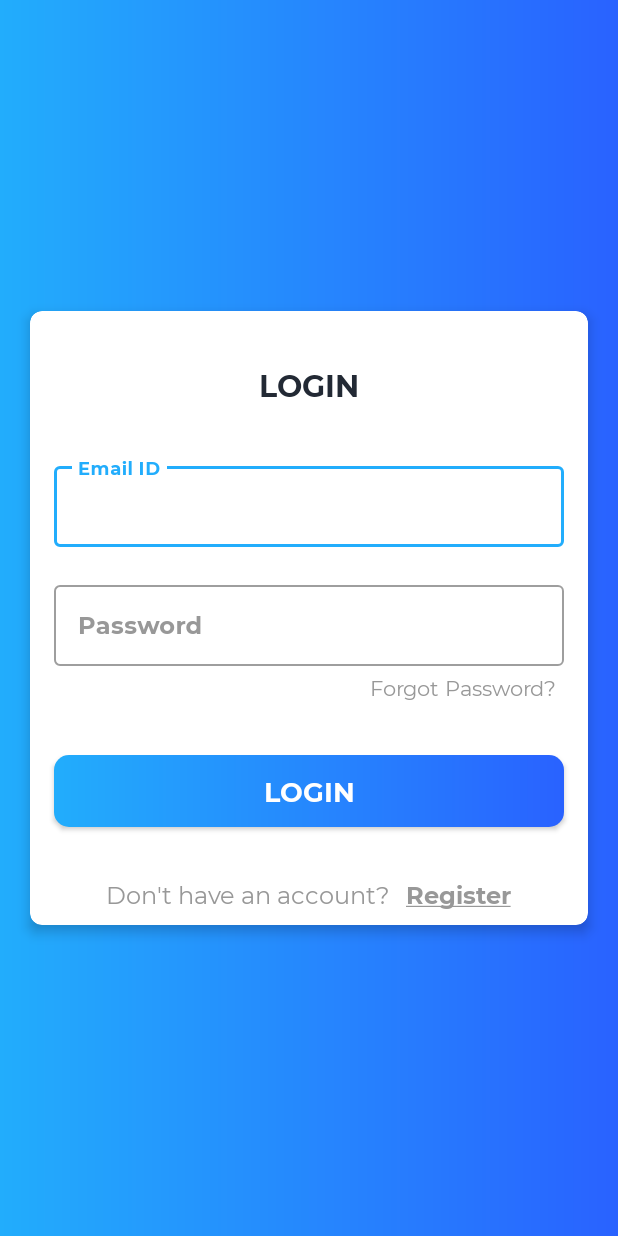
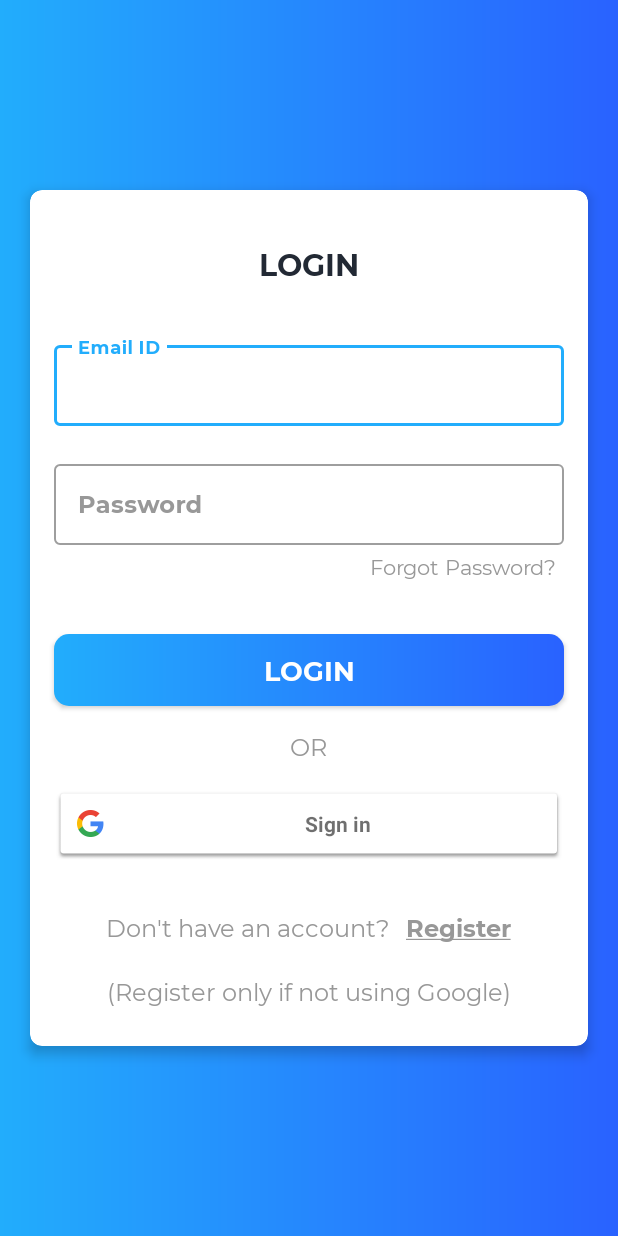
Before and after one commit to gurbaaz19/BookMyBook, an Android app: the LoginActivity screen opened directly, with no data from a screen before it, on a phone screen of 412 x 824 dp. Run offline under Robolectric (Android 15) with nearby library versions, the phone set to English and light mode, and no system bars; our stand-ins replace Firebase (no records; nobody signed in at launch, a user with empty details on screens opened directly).

Commit message:
INCOMPLETE GOOGLE INTEGERATION

```diff
--- a/app/build.gradle
+++ b/app/build.gradle
@@ -57,6 +57,7 @@ dependencies {
     androidTestImplementation 'androidx.test.espresso:espresso-core:3.3.0'
 
     implementation platform('com.google.firebase:firebase-bom:28.0.1')
+    implementation 'com.google.android.gms:play-services-auth:19.0.0'
     implementation 'com.google.firebase:firebase-analytics-ktx'
     implementation 'com.google.firebase:firebase-firestore-ktx'
     implementation 'com.google.firebase:firebase-auth-ktx'
--- a/app/src/main/java/com/projectfire/bookmybook/utilities/Constants.kt
+++ b/app/src/main/java/com/projectfire/bookmybook/utilities/Constants.kt
@@ -6,6 +6,8 @@ import android.provider.MediaStore
 import android.webkit.MimeTypeMap
 
 object Constants {
+    const val RC_GOOGLE_SIGN_IN = 4926
+
     const val USERS: String = "users"
     const val APP_PREFERENCES: String = "ShoppingAppPrefs"
     const val LOGGED_IN_USERNAME: String = "logged_in_username"
--- a/app/src/main/res/layout/activity_login.xml
+++ b/app/src/main/res/layout/activity_login.xml
@@ -109,11 +109,31 @@
         android:textColor="@android:color/white"
         android:textSize="@dimen/btn_textSize" />
 
+            <com.projectfire.bookmybook.utilities.TextViewMontserratRegular
+                android:id="@+id/tv_or"
+                android:layout_width="wrap_content"
+                android:layout_height="wrap_content"
+                android:layout_marginTop="16dp"
+                android:layout_marginBottom="16dp"
+                android:text="OR"
+                android:textColor="@color/colorSecondaryText"
+                android:textSize="@dimen/lbl_text_view_textSize" />
+
+            <com.google.android.gms.common.SignInButton
+                android:id="@+id/btn_sign_in_google"
+                android:layout_marginStart="16dp"
+                android:layout_marginEnd="16dp"
+                android:layout_width="match_parent"
+                android:layout_gravity="center"
+                android:layout_height="wrap_content"
+                app:layout_constraintEnd_toEndOf="parent"
+                app:layout_constraintStart_toStartOf="parent"
+                app:layout_constraintTop_toBottomOf="@+id/textView" />
+
     <LinearLayout
         android:layout_width="wrap_content"
         android:layout_height="wrap_content"
         android:layout_marginTop="5dp"
-        android:layout_marginBottom="10dp"
         android:gravity="center_vertical"
         android:orientation="horizontal">
 
@@ -140,6 +160,16 @@
             android:textColor="@color/colorSecondaryText"
             android:textSize="@dimen/lbl_text_view_textSize" />
     </LinearLayout>
+            <com.projectfire.bookmybook.utilities.TextViewMontserratRegular
+                android:id="@+id/tv_use_only_if_not_using_google"
+                android:layout_width="wrap_content"
+                android:layout_height="wrap_content"
+                android:layout_marginTop="16dp"
+                android:layout_marginBottom="20dp"
+                android:padding="@dimen/clickable_text_view_padding"
+                android:text="@string/use_only_if_not_using_google"
+                android:textColor="@color/colorSecondaryText"
+                android:textSize="@dimen/lbl_text_view_textSize" />
         </LinearLayout>
     </androidx.cardview.widget.CardView>
 </LinearLayout>
--- a/app/src/main/res/values/strings.xml
+++ b/app/src/main/res/values/strings.xml
@@ -8,6 +8,7 @@
     <string name="lbl_forgot_password">Forgot Password?</string>
     <string name="btn_lbl_login">Login</string>
     <string name="don_t_have_an_account">Don\'t have an account?</string>
+    <string name="use_only_if_not_using_google">(Register only if not using Google)</string>
     <string name="register"><u>Register</u></string>
 
     <string name="create_an_account">CREATE AN ACCOUNT</string>
```
Also changed, not shown: app/src/main/java/com/projectfire/bookmybook/firestore/FirestoreClass.kt (+51 -0 lines), app/src/main/java/com/projectfire/bookmybook/ui/activities/LoginActivity.kt (+40 -0 lines), app/src/main/java/com/projectfire/bookmybook/ui/activities/RegisterActivity.kt (+7 -7 lines), app/src/main/res/layout/activity_register.xml (+26 -25 lines).
